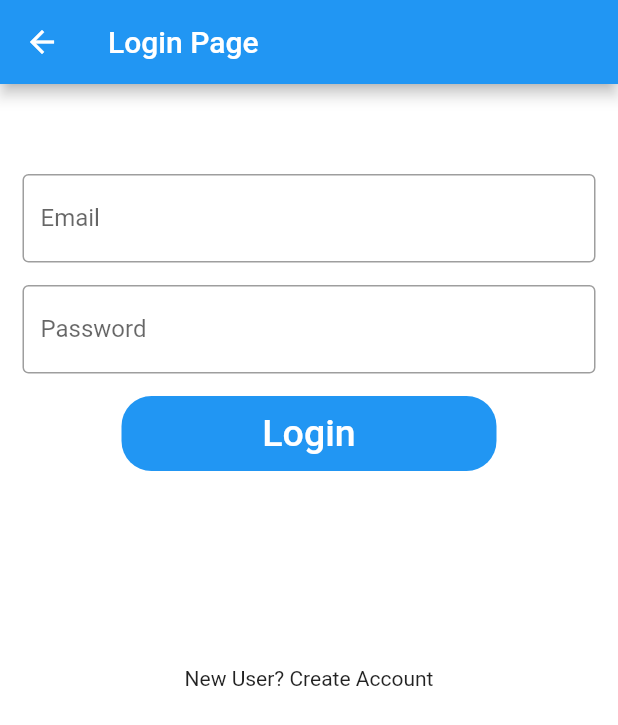
After one commit to benlittlenz/flutter-sanctum-auth-boilerplate, a Flutter app: the LoginScreen screen opened directly, on a phone screen of 412 x 824 dp. The commit adds this screen. Shown: the top 725 px of the screen. Run offline on Flutter 3.47's test engine with Material 2 defaults, Android fonts, the phone set to English and light mode, and no system bars.

Commit message:
added login page layout

```diff
--- /dev/null
+++ b/lib/screens/login-screen.dart
@@ -0,0 +1,72 @@
+import 'package:flutter/material.dart';
+import 'package:flutter_sanctum_boilerplate/main.dart';
+
+class LoginScreen extends StatefulWidget {
+  @override
+  _LoginScreenState createState() => _LoginScreenState();
+}
+
+class _LoginScreenState extends State<LoginScreen> {
+  @override
+  Widget build(BuildContext context) {
+    return Scaffold(
+      backgroundColor: Colors.white,
+      appBar: AppBar(
+        title: Text("Login Page"),
+      ),
+      body: SingleChildScrollView(
+        child: Column(
+          children: <Widget>[
+            Padding(
+              padding: const EdgeInsets.only(top: 60.0),
+            ),
+            Padding(
+              //padding: const EdgeInsets.only(left:15.0,right: 15.0,top:0,bottom: 0),
+              padding: EdgeInsets.symmetric(horizontal: 15),
+              child: TextField(
+                decoration: InputDecoration(
+                    border: OutlineInputBorder(),
+                    labelText: 'Email',
+                    hintText: 'Enter valid email id as abc@gmail.com'),
+              ),
+            ),
+            Padding(
+              padding: const EdgeInsets.only(
+                  left: 15.0, right: 15.0, top: 15, bottom: 0),
+              child: TextField(
+                obscureText: true,
+                decoration: InputDecoration(
+                    border: OutlineInputBorder(),
+                    labelText: 'Password',
+                    hintText: 'Enter secure password'),
+              ),
+            ),
+            Padding(
+              padding: const EdgeInsets.only(top: 15)
+            ),
+            Container(
+              height: 50,
+              width: 250,
+              decoration: BoxDecoration(
+                  color: Colors.blue, borderRadius: BorderRadius.circular(20)),
+              child: TextButton(
+                onPressed: () {
+                  Navigator.push(
+                      context, MaterialPageRoute(builder: (_) => MyHomePage()));
+                },
+                child: Text(
+                  'Login',
+                  style: TextStyle(color: Colors.white, fontSize: 25),
+                ),
+              ),
+            ),
+            SizedBox(
+              height: 130,
+            ),
+            Text('New User? Create Account')
+          ],
+        ),
+      ),
+    );
+  }
+}
--- a/lib/widgets/nav-drawer.dart
+++ b/lib/widgets/nav-drawer.dart
@@ -1,4 +1,5 @@
 import 'package:flutter/material.dart';
+import 'package:flutter_sanctum_boilerplate/screens/login-screen.dart';
 import 'package:flutter_sanctum_boilerplate/screens/posts-screen.dart';
 
 class NavDrawer extends StatelessWidget {
@@ -14,7 +15,14 @@ class NavDrawer extends StatelessWidget {
             title: Text('Posts'),
             onTap: () {
               Navigator.push(context, MaterialPageRoute(
-                builder: (context) => PostScreen()))
+                builder: (context) => PostScreen()));
+            }
+          ),
+          ListTile(
+            title: Text('Login'),
+            onTap: () {
+              Navigator.push(context, MaterialPageRoute(
+                builder: (context) => LoginScreen()));
             }
           ),
         ],
```
